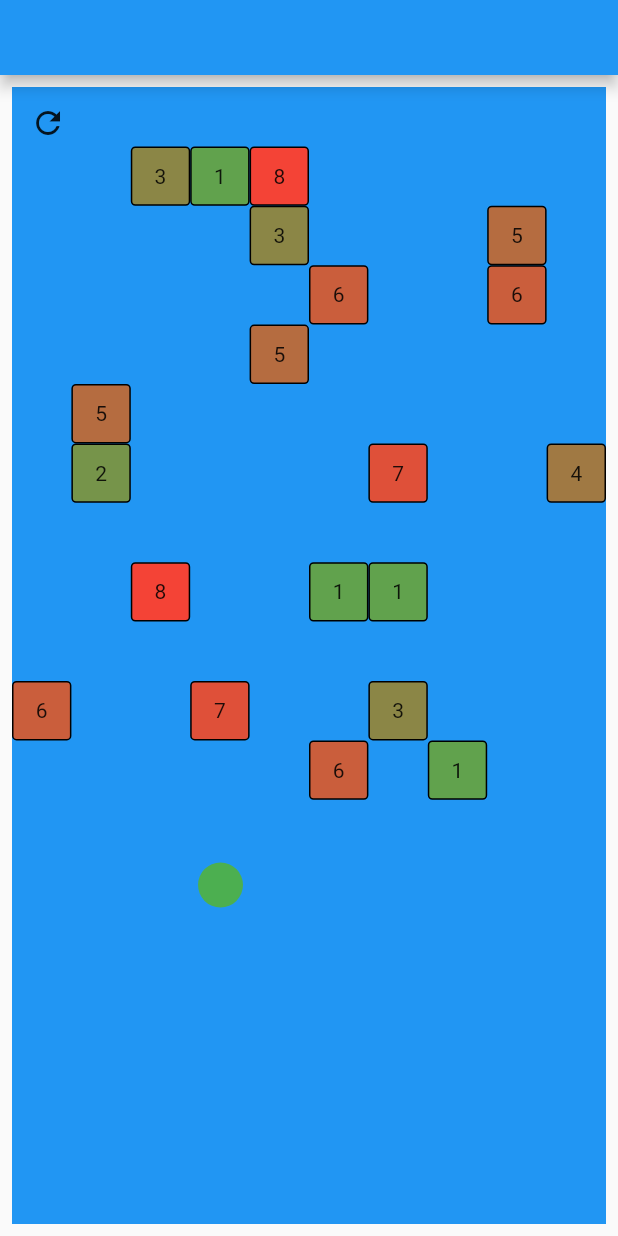
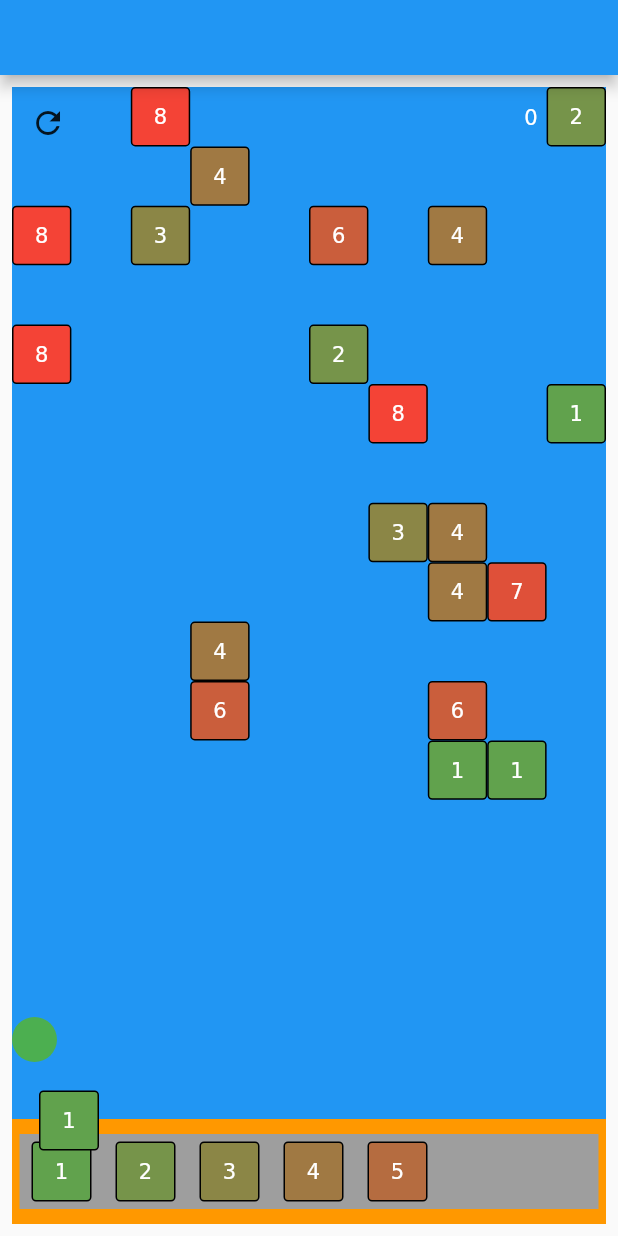
Before and after one commit to cshannon3/brick_breaker_f, a Flutter app: the screen it shows after launch, after a tap on the "refresh" icon, on a phone screen of 412 x 824 dp. Run offline on Flutter 3.47's test engine with Material 2 defaults, Android fonts, the phone set to English and light mode, and no system bars.

Commit message:
Didn't fix the right side problem but basically made this into a real game with a completely different objective than brick-breaker. The code is so messy so I am definitely cleaning it up tomorrow

```diff
--- a/lib/main.dart
+++ b/lib/main.dart
@@ -43,13 +43,17 @@ class _MyHomePageState extends State<MyHomePage> with TickerProviderStateMixin{
   List<int> randomlyrequiredhits = [];
 
   double currentvalueX = 0.0;
-  double currentvalueY = 690.0;
+  double maxYvalue = 620.0;
+  double maxXvalue = 360.0;
+  double currentvalueY = 620.0;
   int currentindexspace = 0;
   Timer timer;
   Stopwatch stopwatch = Stopwatch();
   int indexspace = 0;
   int wait = 0;
-
+  Offset position = Offset(18.0, 669.0);
+  Offset appbar = Offset(0.0, 100.0);
+  int score = 0;
 
 
   bool right  =true;
@@ -71,7 +75,7 @@ class _MyHomePageState extends State<MyHomePage> with TickerProviderStateMixin{
   }
    startball() {
     currentvalueX = 0.0;
-    currentvalueY = 690.0;
+    currentvalueY = maxYvalue;
     timer?.cancel(); // cancel old timer if it exists
     //Start new timer
     timer = Timer.periodic(Duration(milliseconds:  2), (Timer timer){
@@ -84,14 +88,16 @@ class _MyHomePageState extends State<MyHomePage> with TickerProviderStateMixin{
               print(currentindexspace);
               indexspace = ((currentvalueY/40).round()*10+currentvalueX/40.ceil()%10).toInt();
               randomlyrequiredhits[randomlyfilledin.indexOf(indexspace)] -=1;
+              score += 1;
               if (randomlyrequiredhits[randomlyfilledin.indexOf(indexspace)] ==0 ){
                 randomlyfilledin.remove(indexspace);
                 randomlyrequiredhits.remove(0);
+                if(randomlyfilledin.isEmpty) endGame();
               }
 
           }
 
-          else if (currentvalueX < 360 )currentvalueX += 1;
+          else if (currentvalueX < maxXvalue )currentvalueX += 1;
           else {
             right = false;
           }
@@ -103,9 +109,11 @@ class _MyHomePageState extends State<MyHomePage> with TickerProviderStateMixin{
             right=true;
              currentvalueX += 2;
              randomlyrequiredhits[randomlyfilledin.indexOf(indexspace)] -=1;
+            score += 1;
              if (randomlyrequiredhits[randomlyfilledin.indexOf(indexspace)] ==0 ){
                randomlyfilledin.remove(indexspace);
                randomlyrequiredhits.remove(0);
+               if(randomlyfilledin.isEmpty) endGame();
              }
           }
           else if (currentvalueX >0 /*&& (!randomlyfilledin.contains(indexspace) || currentindexspace== indexspace)*/) currentvalueX-=1;
@@ -120,9 +128,11 @@ class _MyHomePageState extends State<MyHomePage> with TickerProviderStateMixin{
             wait = 0;
             indexspace = ((currentvalueY/40).floor()*10+currentvalueX/40%10.round()).toInt();
             randomlyrequiredhits[randomlyfilledin.indexOf(indexspace)] -=1;
+            score += 1;
             if (randomlyrequiredhits[randomlyfilledin.indexOf(indexspace)] ==0 ){
               randomlyfilledin.remove(indexspace);
               randomlyrequiredhits.remove(0);
+              if(randomlyfilledin.isEmpty) endGame();
             }
 
           }
@@ -138,30 +148,47 @@ class _MyHomePageState extends State<MyHomePage> with TickerProviderStateMixin{
             //   currentvalueX -= 2;
             indexspace = ((currentvalueY/40).ceil()*10+currentvalueX/40%10.ceil()).toInt();
             randomlyrequiredhits[randomlyfilledin.indexOf(indexspace)] -=1;
+            score += 1;
             if (randomlyrequiredhits[randomlyfilledin.indexOf(indexspace)] ==0 ){
               randomlyfilledin.remove(indexspace);
               randomlyrequiredhits.remove(0);
+              if(randomlyfilledin.isEmpty) endGame();
             }
+
           }
           else
-          if (currentvalueY < 690.0)
+          if (currentvalueY < maxYvalue)
             currentvalueY += 1;
+          else if(score!=0)endGame();
           else up = true;
         }
 
       });
       wait +=1;
-      //indexspace = ((currentvalueY/40).round()*10+currentvalueX/40.round()%10).round().toInt();
+    });
+  }
+  endGame() {
+    timer?.cancel(); // cancel old timer if it exists
+    setState(() {
+      currentvalueX = 0.0;
+      currentvalueY = maxYvalue;
+      randomlyrequiredhits.clear();
+      randomlyfilledin.clear();
+      score = 0;
+      while (randomlyfilledin.length < 20) {
+        int val = random.nextInt(120);
+        if (!randomlyfilledin.contains(val)) {
+          randomlyfilledin.add(val);
+          randomlyrequiredhits.add(random.nextInt(8)+1);
+        }
+      }
+      print(randomlyfilledin);
 
     });
   }
 
   @override
   Widget build(BuildContext context) {
-      //initballX=(MediaQuery.of(context).size.width-45.0)/2;
-    //initballX  = 0.0;
-    //  initballY = MediaQuery.of(context).size.height-130.0;
-     // print(initballY);
     return  new Column(
       children: <Widget>[
         Expanded(
@@ -200,7 +227,82 @@ class _MyHomePageState extends State<MyHomePage> with TickerProviderStateMixin{
                           onPressed: () {startball();},
                       ),
                     ),
+                    Align(
+                      alignment: Alignment.topRight,
+                      child: Container(
+                        height: 40.0,
+                        width: 100.0,
+                        child: Center(
+                          child: RichText(
+                            text: TextSpan(
+                            text: "$score"
+                            ),
+                          ),
+                        ),
+                      ),
+                    ),
+                    Positioned(
+                      bottom: 0.0,
+                        left: 0.0,
+                        child: Container(
+                          height: 70.0,
+                          width: MediaQuery.of(context).size.width-16.0,
+                          color: Colors.orange,
+                          padding: EdgeInsets.symmetric(vertical: 10.0, horizontal: 5.0),
+                          child: Container(
+                            color: Colors.grey,
+                            child: Row(
+                              children: List.generate((5), (i){
+                                return Padding(
+                                  padding: const EdgeInsets.symmetric(horizontal: 8.0),
+                                  child: Center(
+                                    child: Container(
+                                      width: 40.0,
+                                        height: 40.0,
+                                        child: Block(
+                                      location: i,
+                                      requiredhits: i+1,
+                                    )),
+                                  ),
+                                )
+                                ;
+                              }),
+                            ),
+                          ),
+                        )),
+                    Positioned(
+                      top:  position.dy,
+    left: position.dx,
 
+    child: Draggable(
+      child: Container(
+      width: 40.0,
+      height: 40.0,
+      child: Block(
+      location: 0,
+      requiredhits: 0+1,
+      )
+      ),
+      onDraggableCanceled: (velocity, offset){
+        setState(() {
+          int spot = (((offset - appbar).dy/40).round()*10+(offset - appbar).dx/40.ceil()%10).toInt();
+          if (!randomlyfilledin.contains(spot)) {
+            randomlyfilledin.add(spot);
+            randomlyrequiredhits.add(1);
+          }
+        });
+      },
+      feedback: Container(
+          width: 60.0,
+          height: 60.0,
+          child: Block(
+            location: 0,
+            requiredhits: 0+1,
+          )
+      ),
+    ),
+
+                    )
                   ]
               ),
             ),
@@ -226,8 +328,10 @@ class Block extends StatelessWidget {
           border: Border.all(color: Colors.black)
       ),
       child: Center(
-        child: Text(
-          '${requiredhits}',
+        child:RichText(
+    text: TextSpan(
+    text: '${requiredhits}',
+        ),
         ),
       ),
     ) ;
```
